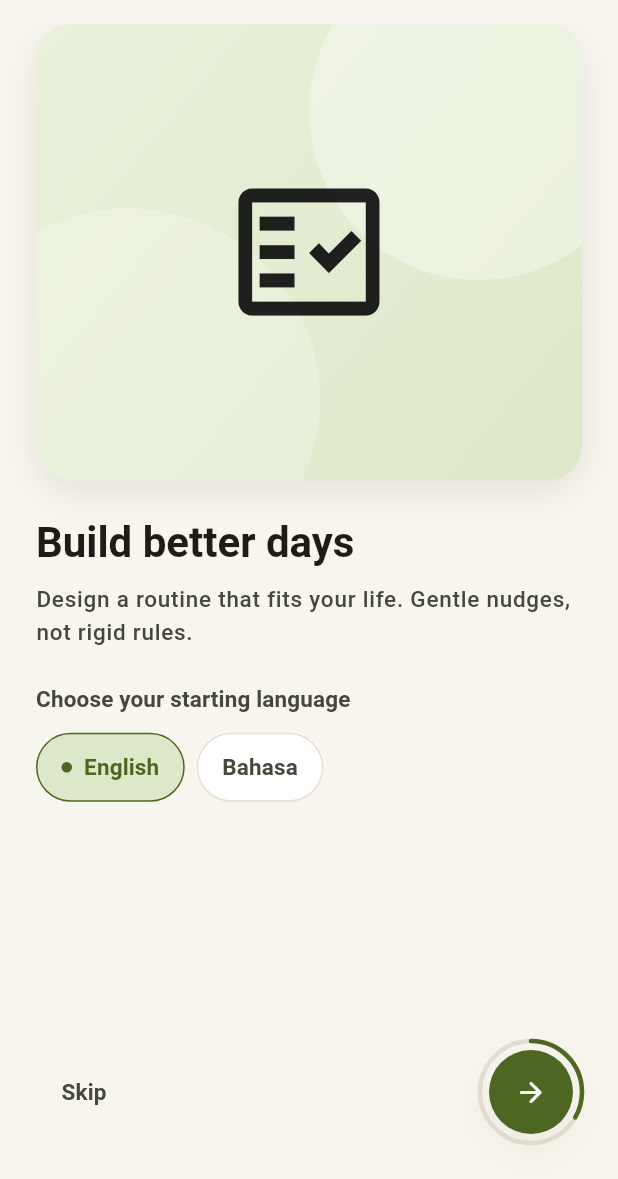
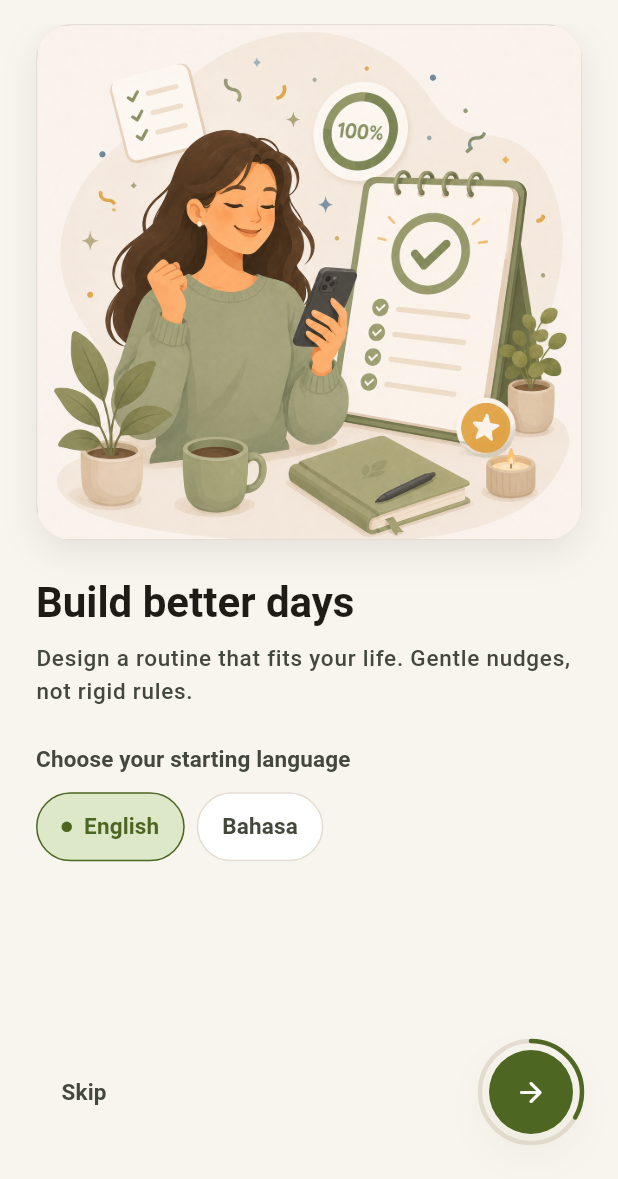
Before and after one commit to munandarh/openlife-routine-mobile-app, a Flutter app: the _OnboardingView screen opened directly, on a phone screen of 412 x 824 dp, the part 57-1236 px from its top. Run offline on Flutter 3.47's test engine with Material 3 defaults, Android fonts, the phone set to English and light mode, and no system bars; our stand-ins replace drift, equatable, flutter_bloc, flutter_local_notifications, go_router, rive and 2 more; accounts and stored records are empty; Roboto replaces fonts that are missing (Plus Jakarta Sans); statements that could not run were skipped.

Commit message:
Fill onboarding hero cards with the real illustrations
The hero cards were still rendering the OpenLifeRiveView icon fallback
against a tinted gradient, even though the onboarding artwork now ships
in assets/vector. Wire each slide to its illustration and let the image
cover the whole card.

- Add OpenLifeRiveView.illustrationFill, which expands the illustration
  to its parent's constraints instead of a fixed size x size box, so a
  hero area can bleed the artwork to its edges. Existing size-based
  callers are untouched.
- _HeroCard now takes an AssetVectorEntry and paints it with
  BoxFit.cover behind a clipped 24 px radius; the gradient tint and
  decorative blobs are gone, since the artwork carries its own backdrop.
- Add a hairline border: the illustrations' cream backdrop is within a
  few points of the page background, so the card edge needs it to read.
- Give the hero 52% of the slide (was 46%) to reduce cover cropping on
  the square 1254x1254 artwork.

Slide to asset mapping: build better days -> onboardingBuildBetterDays,
never miss what matters -> onboardingSmartRoutines, private by default
-> onboardingPrivateByDefault.

Co-Authored-By: Claude Opus 5 <noreply@anthropic.com>
Claude-Session: https://claude.ai/code/session_01Me4L26TjdrMpgakc6aD4zx

```diff
--- a/lib/features/onboarding/presentation/pages/onboarding_page.dart
+++ b/lib/features/onboarding/presentation/pages/onboarding_page.dart
@@ -10,6 +10,7 @@ import 'package:openlife_routine/core/theme/app_radius.dart';
 import 'package:openlife_routine/core/theme/app_shadows.dart';
 import 'package:openlife_routine/core/theme/app_spacing.dart';
 import 'package:openlife_routine/features/onboarding/presentation/bloc/onboarding_bloc.dart';
+import 'package:openlife_routine/shared/illustrations/asset_vectors.dart';
 import 'package:openlife_routine/shared/widgets/rive/openlife_rive_view.dart';
 
 /// Key for the circular primary action (Continue / Get Started).
@@ -109,8 +110,8 @@ class _OnboardingViewState extends State<_OnboardingView> {
                         description:
                             'Design a routine that fits your life. Gentle nudges, not rigid rules.',
                         hero: const _HeroCard(
-                          tint: AppColors.primarySoft,
-                          icon: Icons.fact_check_outlined,
+                          illustration: AssetVectors.onboardingBuildBetterDays,
+                          fallbackIcon: Icons.fact_check_outlined,
                         ),
                         footer: _LanguageSelector(
                           selectedLanguageCode: state.selectedLanguageCode,
@@ -124,8 +125,8 @@ class _OnboardingViewState extends State<_OnboardingView> {
                         description:
                             'Receive calm reminders for meals, water, vitamins, and small routines that support your day.',
                         hero: _HeroCard(
-                          tint: AppColors.accentSoft,
-                          icon: Icons.notifications_active_outlined,
+                          illustration: AssetVectors.onboardingSmartRoutines,
+                          fallbackIcon: Icons.notifications_active_outlined,
                         ),
                         footer: _InfoPanel(
                           title: 'Notification education',
@@ -138,8 +139,8 @@ class _OnboardingViewState extends State<_OnboardingView> {
                         description:
                             'Your routines stay on-device first. No account required to start, and no forced cloud setup.',
                         hero: _HeroCard(
-                          tint: AppColors.secondarySoft,
-                          icon: Icons.lock_outline_rounded,
+                          illustration: AssetVectors.onboardingPrivateByDefault,
+                          fallbackIcon: Icons.lock_outline_rounded,
                         ),
                         footer: _InfoPanel(
                           title: 'Static fallback ready',
@@ -304,9 +305,9 @@ class _OnboardingSlide extends StatelessWidget {
       builder: (BuildContext context, BoxConstraints constraints) {
         // The hero owns the largest share of the slide so the artwork fills
         // the card instead of floating inside a nested frame.
-        final double heroHeight = (constraints.maxHeight * 0.46).clamp(
-          180.0,
-          360.0,
+        final double heroHeight = (constraints.maxHeight * 0.52).clamp(
+          200.0,
+          380.0,
         );
 
         return SingleChildScrollView(
@@ -336,91 +337,31 @@ class _OnboardingSlide extends StatelessWidget {
   }
 }
 
-/// A single rounded card whose artwork fills the whole surface.
+/// A single rounded card filled edge to edge by the slide illustration.
 ///
-/// The previous design nested a coloured box inside a bordered white frame,
-/// which shrank the illustration to a fraction of the available space.
+/// The artwork is drawn with [BoxFit.cover] so it bleeds to the card corners
+/// instead of sitting in a nested frame. The hairline border keeps the card
+/// readable: the illustration's own cream backdrop is nearly the same tone as
+/// the page background.
 class _HeroCard extends StatelessWidget {
-  const _HeroCard({required this.tint, required this.icon});
+  const _HeroCard({required this.illustration, required this.fallbackIcon});
 
-  final Color tint;
-  final IconData icon;
-
-  @override
-  Widget build(BuildContext context) {
-    return DecoratedBox(
-      decoration: BoxDecoration(
-        borderRadius: BorderRadius.circular(AppRadius.large),
-        boxShadow: AppShadows.soft,
-      ),
-      child: ClipRRect(
-        borderRadius: BorderRadius.circular(AppRadius.large),
-        child: LayoutBuilder(
-          builder: (BuildContext context, BoxConstraints constraints) {
-            final double artSize =
-                (constraints.biggest.shortestSide * 0.62).clamp(96.0, 220.0);
-
-            return Stack(
-              fit: StackFit.expand,
-              children: <Widget>[
-                DecoratedBox(
-                  decoration: BoxDecoration(
-                    gradient: LinearGradient(
-                      begin: Alignment.topLeft,
-                      end: Alignment.bottomRight,
-                      colors: <Color>[
-                        Color.lerp(tint, AppColors.surface, 0.35) ?? tint,
-                        tint,
-                      ],
-                    ),
-                  ),
-                ),
-                Positioned(
-                  top: -constraints.maxHeight * 0.18,
-                  right: -constraints.maxWidth * 0.12,
-                  child: _Blob(size: constraints.maxWidth * 0.62),
-                ),
-                Positioned(
-                  bottom: -constraints.maxHeight * 0.24,
-                  left: -constraints.maxWidth * 0.18,
-                  child: _Blob(
-                    size: constraints.maxWidth * 0.7,
-                    opacity: 0.22,
-                  ),
-                ),
-                // TODO(openlife): once the illustration assets land, swap this
-                // for a Positioned.fill with BoxFit.cover so the artwork
-                // bleeds to the card edges.
-                Center(
-                  child: OpenLifeRiveView.asset(
-                    assetName: 'assets/rive/onboarding_build_better_days.riv',
-                    fallbackIcon: icon,
-                    size: artSize,
-                  ),
-                ),
-              ],
-            );
-          },
-        ),
-      ),
-    );
-  }
-}
-
-class _Blob extends StatelessWidget {
-  const _Blob({required this.size, this.opacity = 0.35});
-
-  final double size;
-  final double opacity;
+  final AssetVectorEntry illustration;
+  final IconData fallbackIcon;
 
   @override
   Widget build(BuildContext context) {
     return Container(
-      width: size,
-      height: size,
+      clipBehavior: Clip.antiAlias,
       decoration: BoxDecoration(
-        shape: BoxShape.circle,
-        color: AppColors.surface.withValues(alpha: opacity),
+        color: AppColors.surface,
+        borderRadius: BorderRadius.circular(AppRadius.large),
+        border: Border.all(color: AppColors.border),
+        boxShadow: AppShadows.soft,
+      ),
+      child: OpenLifeRiveView.illustrationFill(
+        illustrationPath: illustration.path,
+        fallbackIcon: fallbackIcon,
       ),
     );
   }
--- a/lib/shared/widgets/rive/openlife_rive_view.dart
+++ b/lib/shared/widgets/rive/openlife_rive_view.dart
@@ -21,6 +21,7 @@ class OpenLifeRiveView extends StatefulWidget {
     this.stateMachine,
     this.fit = BoxFit.contain,
     this.size = 120,
+    this.expand = false,
     this.onInit,
     super.key,
   });
@@ -71,6 +72,24 @@ class OpenLifeRiveView extends StatefulWidget {
     );
   }
 
+  /// Wrap a static PNG illustration that expands to fill its parent instead
+  /// of sitting in a fixed square box. Use this for hero areas where the
+  /// artwork should bleed all the way to the container edges.
+  factory OpenLifeRiveView.illustrationFill({
+    Key? key,
+    required String illustrationPath,
+    required IconData fallbackIcon,
+    BoxFit fit = BoxFit.cover,
+  }) {
+    return OpenLifeRiveView._(
+      key: key,
+      illustrationPath: illustrationPath,
+      fallbackIcon: fallbackIcon,
+      fit: fit,
+      expand: true,
+    );
+  }
+
   /// Path to the `.riv` asset (e.g. `assets/rive/empty_no_routines.riv`).
   final String? assetName;
 
@@ -89,8 +108,12 @@ class OpenLifeRiveView extends StatefulWidget {
   /// How the asset fits within the bounds.
   final BoxFit fit;
 
-  /// Width and height of the viewport.
+  /// Width and height of the viewport. Ignored when [expand] is true.
   final double size;
+
+  /// When true the illustration fills the parent's constraints instead of
+  /// being laid out in a [size] × [size] box.
+  final bool expand;
 
   /// Called when the Rive [Artboard] is initialized.
   final void Function(Artboard)? onInit;
@@ -101,6 +124,10 @@ class OpenLifeRiveView extends StatefulWidget {
 
 class _OpenLifeRiveViewState extends State<OpenLifeRiveView> {
   static const bool _showFallback = true;
+
+  /// Icon size used when an expanding illustration cannot be loaded.
+  static const double _expandFallbackSize = 96;
+
   bool _imageFailed = false;
 
   @override
@@ -115,14 +142,17 @@ class _OpenLifeRiveViewState extends State<OpenLifeRiveView> {
   Widget build(BuildContext context) {
     // PNG illustration path — try to load, fall back to icon on error.
     if (widget.illustrationPath != null) {
-      return SizedBox(
-        width: widget.size,
-        height: widget.size,
-        child: _imageFailed
-            ? Icon(widget.fallbackIcon, size: widget.size * 0.6)
+      final Widget fallback = widget.expand
+          ? Center(child: Icon(widget.fallbackIcon, size: _expandFallbackSize))
+          : Icon(widget.fallbackIcon, size: widget.size * 0.6);
+
+      final Widget content = _imageFailed
+          ? fallback
           : Image.asset(
               widget.illustrationPath!,
               fit: widget.fit,
+              width: widget.expand ? double.infinity : null,
+              height: widget.expand ? double.infinity : null,
               errorBuilder: (
                 BuildContext context,
                 Object error,
@@ -133,13 +163,15 @@ class _OpenLifeRiveViewState extends State<OpenLifeRiveView> {
                     setState(() => _imageFailed = true);
                   }
                 });
-                  return Icon(
-                    widget.fallbackIcon,
-                    size: widget.size * 0.6,
+                return fallback;
+              },
             );
-                },
-              ),
-      );
+
+      if (widget.expand) {
+        return content;
+      }
+
+      return SizedBox(width: widget.size, height: widget.size, child: content);
     }
 
     // TODO(openlife): Remove `_showFallback` early-return when .riv files
```
Also changed, not shown: 1 other file. Lines whose indentation alone changed are shown as unchanged.
